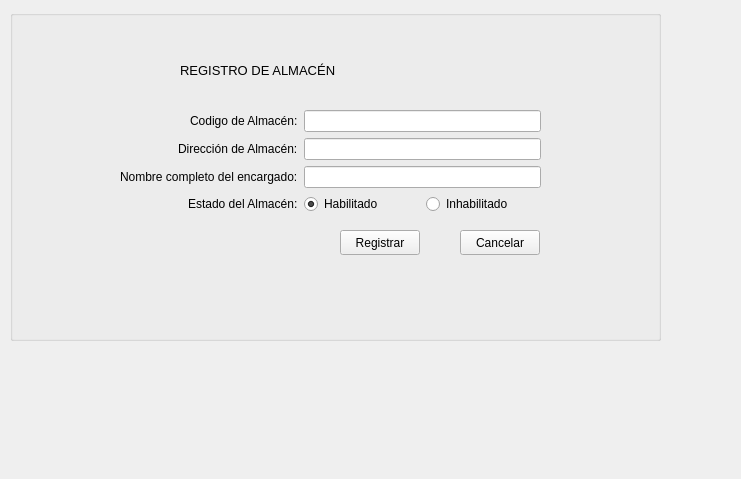
Qt form PAF_GUI/PAF_GRUPO_01_GUI/registroalmacengui.ui (JMOrbegoso/USS-2021-II-PP) before a commit.
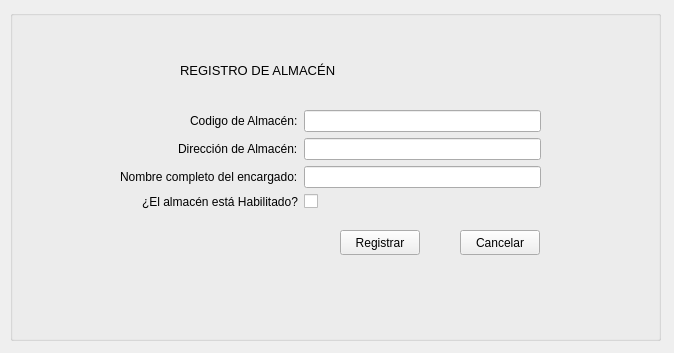
The same form after that commit.

What changed in the file:
```diff
--- a/PAF_GUI/PAF_GRUPO_01_GUI/registroalmacengui.ui
+++ b/PAF_GUI/PAF_GRUPO_01_GUI/registroalmacengui.ui
@@ -6,8 +6,8 @@
    <rect>
     <x>0</x>
     <y>0</y>
-    <width>741</width>
-    <height>479</height>
+    <width>674</width>
+    <height>353</height>
    </rect>
   </property>
   <property name="windowTitle">
@@ -61,26 +61,16 @@
      <item row="3" column="0">
       <widget class="QLabel" name="label_15">
        <property name="text">
-        <string>Estado del Almacén:</string>
+        <string>¿El almacén está Habilitado?</string>
        </property>
       </widget>
      </item>
      <item row="3" column="1">
       <layout class="QHBoxLayout" name="horizontalLayout_4">
        <item>
-        <widget class="QRadioButton" name="cmdHabilitarLocal_4">
+        <widget class="QCheckBox" name="estadoAlmacenCheckbox">
          <property name="text">
-          <string>Habilitado</string>
-         </property>
-         <property name="checked">
-          <bool>true</bool>
-         </property>
-        </widget>
-       </item>
-       <item>
-        <widget class="QRadioButton" name="cmdInhabilitarLocal_4">
-         <property name="text">
-          <string>Inhabilitado</string>
+          <string/>
          </property>
         </widget>
        </item>
```
Left out of the diff: 16 changed lines with no effect on the pictures.
